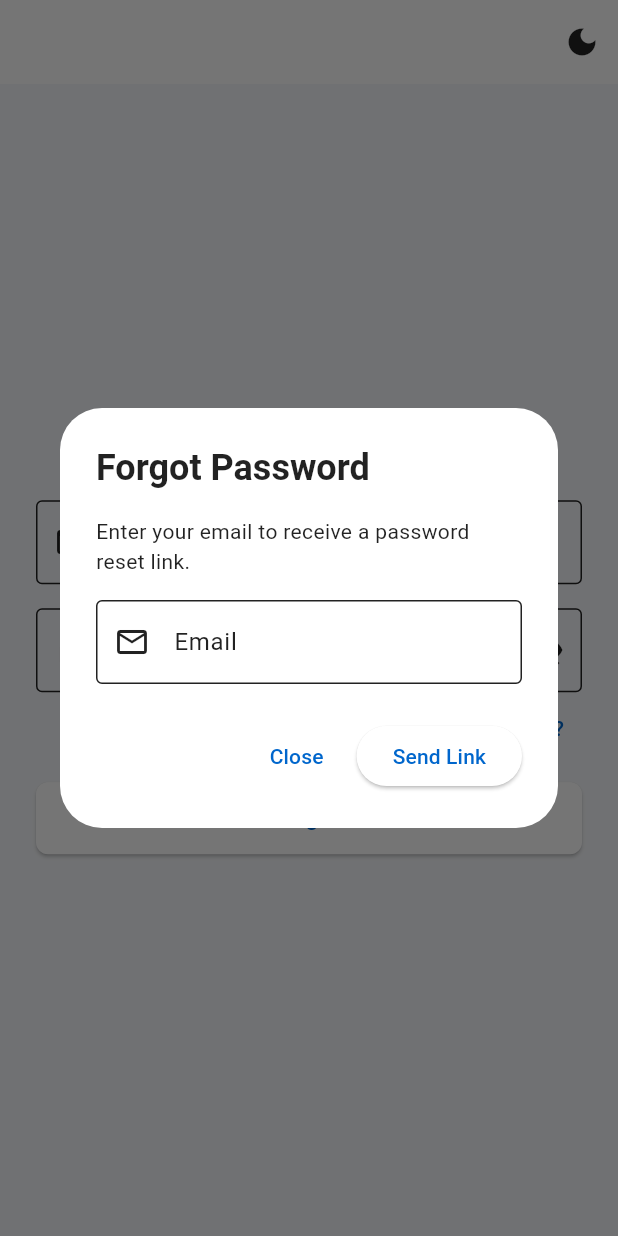
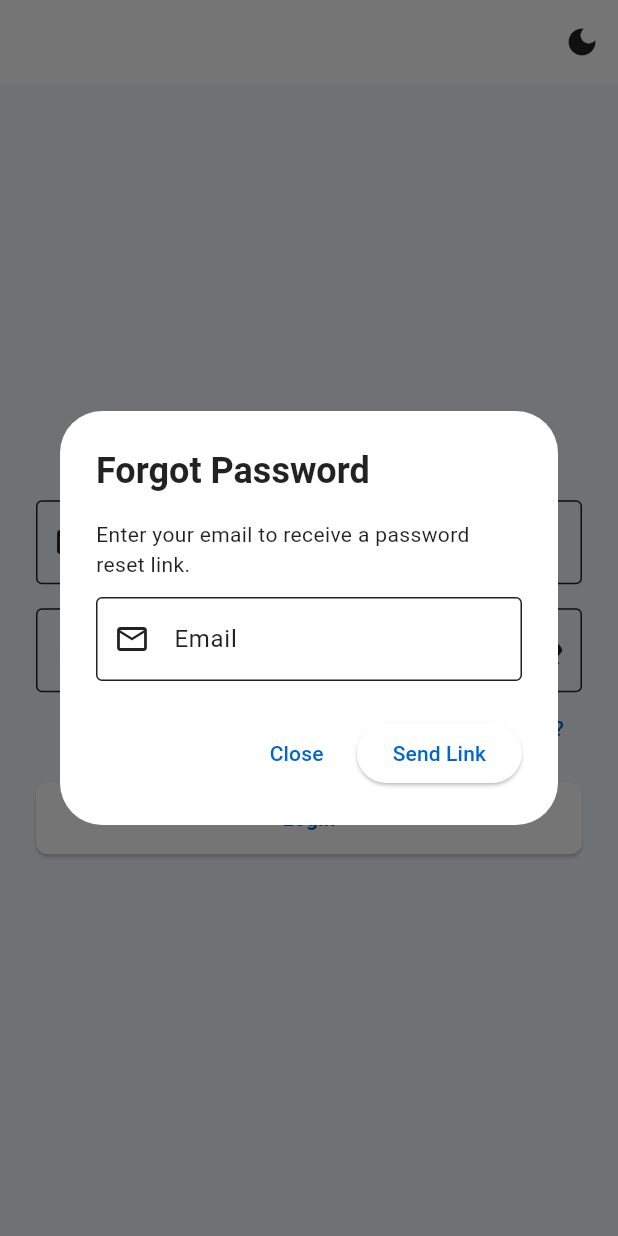
Before and after one commit to jsonjuliane/pos-app, a Flutter app: the screen it shows after launch, after a tap on "Forgot Password?", on a phone screen of 412 x 824 dp. Run offline on Flutter 3.47's test engine with Material 3 defaults, Android fonts, the phone set to English and light mode, and no system bars; our stand-ins replace cloud_firestore, firebase_auth, firebase_core, flutter_riverpod, go_router; accounts and stored records are empty.

Commit message:
[AUTH] Login page complete support for mobile devices

```diff
--- a/lib/core/features/auth/presentation/pages/login_page.dart
+++ b/lib/core/features/auth/presentation/pages/login_page.dart
@@ -12,6 +12,7 @@ class LoginPage extends ConsumerWidget {
     final isDark = ref.watch(themeModeProvider) == ThemeMode.dark;
 
     return Scaffold(
+      resizeToAvoidBottomInset: true, // ✅ Prevent keyboard overflow
       appBar: AppBar(
         elevation: 0,
         actions: [
@@ -22,11 +23,12 @@ class LoginPage extends ConsumerWidget {
           ),
         ],
       ),
-      body: Center(
+      body: SafeArea(
+        child: Center(
+          child: SingleChildScrollView(
+            padding: const EdgeInsets.all(24),
             child: ConstrainedBox(
               constraints: const BoxConstraints(maxWidth: 480),
-          child: Padding(
-            padding: const EdgeInsets.all(24),
               child: Column(
                 mainAxisAlignment: MainAxisAlignment.center,
                 children: [
@@ -43,6 +45,7 @@ class LoginPage extends ConsumerWidget {
             ),
           ),
         ),
+      ),
     );
   }
 }
--- a/lib/core/features/auth/presentation/widgets/email_field.dart
+++ b/lib/core/features/auth/presentation/widgets/email_field.dart
@@ -19,6 +19,7 @@ class EmailField extends StatelessWidget {
       keyboardType: TextInputType.emailAddress,
       textInputAction: TextInputAction.next,
       autofillHints: const [AutofillHints.email],
+      textCapitalization: TextCapitalization.none,
       decoration: const InputDecoration(
         labelText: 'Email',
         prefixIcon: Icon(Icons.email_outlined),
--- a/lib/core/features/auth/presentation/widgets/forgot_password_dialog.dart
+++ b/lib/core/features/auth/presentation/widgets/forgot_password_dialog.dart
@@ -2,7 +2,7 @@ import 'package:firebase_auth/firebase_auth.dart';
 import 'package:flutter/material.dart';
 
 /// A reusable and responsive forgot password dialog.
-/// Provides email validation, fade-in messages, and snackbar on success.
+/// Supports email validation, adaptive layout, fade-in message, and themed snackbar.
 class ForgotPasswordDialog extends StatefulWidget {
   const ForgotPasswordDialog({super.key});
 
@@ -31,10 +31,13 @@ class _ForgotPasswordDialogState extends State<ForgotPasswordDialog> {
 
       if (!mounted) return;
 
-      Navigator.pop(context); // Close the dialog
-      ScaffoldMessenger.of(
-        context,
-      ).showSnackBar(SnackBar(content: Text('📧 Reset link sent to $email')));
+      Navigator.pop(context); // Close dialog
+      ScaffoldMessenger.of(context).showSnackBar(
+        SnackBar(
+          content: Text('📧 Reset link sent to $email'),
+          behavior: SnackBarBehavior.floating,
+        ),
+      );
     } on FirebaseAuthException catch (e) {
       setState(() {
         _message = '❌ ${e.message ?? 'Something went wrong'}';
@@ -49,13 +52,20 @@ class _ForgotPasswordDialogState extends State<ForgotPasswordDialog> {
   }
 
   @override
+  void dispose() {
+    _emailController.dispose();
+    super.dispose();
+  }
+
+  @override
   Widget build(BuildContext context) {
     final theme = Theme.of(context);
 
     return AlertDialog(
       title: const Text('Forgot Password'),
-      content: ConstrainedBox(
-        constraints: const BoxConstraints(minWidth: 400),
+      content: SingleChildScrollView(
+        child: ConstrainedBox(
+          constraints: const BoxConstraints(maxWidth: 400),
           child: Form(
             key: _formKey,
             child: Column(
@@ -63,11 +73,9 @@ class _ForgotPasswordDialogState extends State<ForgotPasswordDialog> {
               children: [
                 const Align(
                   alignment: Alignment.centerLeft,
-                child: Text(
-                  'Enter your email to receive a password reset link.',
+                  child: Text('Enter your email to receive a password reset link.'),
                 ),
-              ),
-              const SizedBox(height: 16),
+                const SizedBox(height: 12),
                 TextFormField(
                   controller: _emailController,
                   onFieldSubmitted: _loading ? null : (_) => _submit(),
@@ -80,8 +88,7 @@ class _ForgotPasswordDialogState extends State<ForgotPasswordDialog> {
                   autofillHints: const [AutofillHints.email],
                   validator: (val) {
                     if (val == null || val.isEmpty) return 'Email required';
-                  if (!RegExp(r'^[^@]+@[^@]+\.[^@]+').hasMatch(val))
-                    return 'Invalid email';
+                    if (!RegExp(r'^[^@]+@[^@]+\.[^@]+').hasMatch(val)) return 'Invalid email';
                     return null;
                   },
                 ),
@@ -93,8 +100,7 @@ class _ForgotPasswordDialogState extends State<ForgotPasswordDialog> {
                     child: Text(
                       _message!,
                       style: theme.textTheme.bodyMedium?.copyWith(
-                      color:
-                          _message!.startsWith('❌')
+                        color: _message!.startsWith('❌')
                             ? theme.colorScheme.error
                             : theme.colorScheme.primary,
                       ),
@@ -105,6 +111,7 @@ class _ForgotPasswordDialogState extends State<ForgotPasswordDialog> {
             ),
           ),
         ),
+      ),
       actions: [
         TextButton(
           onPressed: _loading ? null : () => Navigator.pop(context),
@@ -112,15 +119,14 @@ class _ForgotPasswordDialogState extends State<ForgotPasswordDialog> {
         ),
         ElevatedButton(
           onPressed: _loading ? null : _submit,
-          child:
-              _loading
+          child: _loading
               ? SizedBox(
             height: 20,
             width: 20,
             child: CircularProgressIndicator(
               strokeWidth: 2.5,
               valueColor: AlwaysStoppedAnimation<Color>(
-                        Theme.of(context).colorScheme.onPrimary,
+                theme.colorScheme.onPrimary,
               ),
             ),
           )
@@ -129,10 +135,4 @@ class _ForgotPasswordDialogState extends State<ForgotPasswordDialog> {
       ],
     );
   }
-
-  @override
-  void dispose() {
-    _emailController.dispose();
-    super.dispose();
 }
-}
```
Lines whose indentation alone changed are shown as unchanged.
